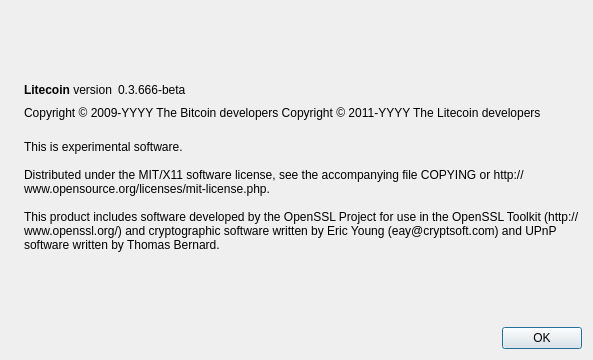
Old version of the form src/qt/forms/aboutdialog.ui in the repository UnderAuthor/Stories.
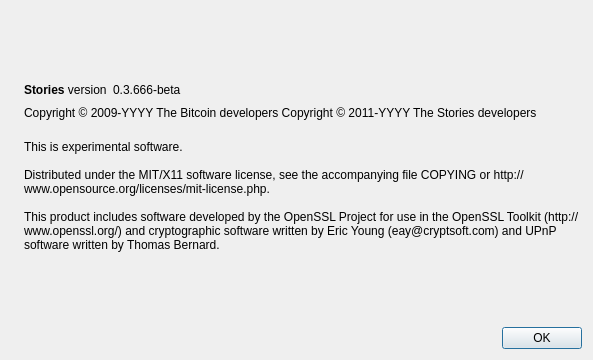
New version of the form. Icons and pictures are not drawn.

What changed in the file:
```diff
--- a/src/qt/forms/aboutdialog.ui
+++ b/src/qt/forms/aboutdialog.ui
@@ -50,7 +50,7 @@
           <cursorShape>IBeamCursor</cursorShape>
          </property>
          <property name="text">
-          <string>&lt;b&gt;Litecoin&lt;/b&gt; version</string>
+          <string>&lt;b&gt;Stories&lt;/b&gt; version</string>
          </property>
          <property name="textInteractionFlags">
           <set>Qt::LinksAccessibleByMouse|Qt::TextSelectableByKeyboard|Qt::TextSelectableByMouse</set>
@@ -92,7 +92,7 @@
        </property>
        <property name="text">
         <string notr="true">Copyright &amp;copy; 2009-YYYY The Bitcoin developers
-Copyright &amp;copy; 2011-YYYY The Litecoin developers</string>
+Copyright &amp;copy; 2011-YYYY The Stories developers</string>
        </property>
        <property name="textFormat">
         <enum>Qt::RichText</enum>
```
Left out of the diff: 2 changed lines with no effect on the pictures.
